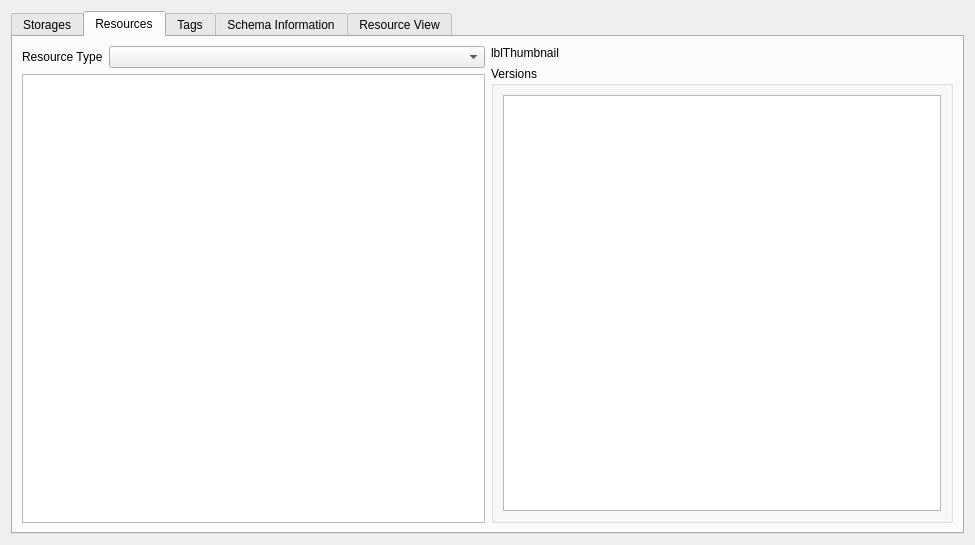
Above: plugins/extensions/dbexplorer/WdgDbExplorer.ui from KDE/krita before the change. Below: the same form after it.
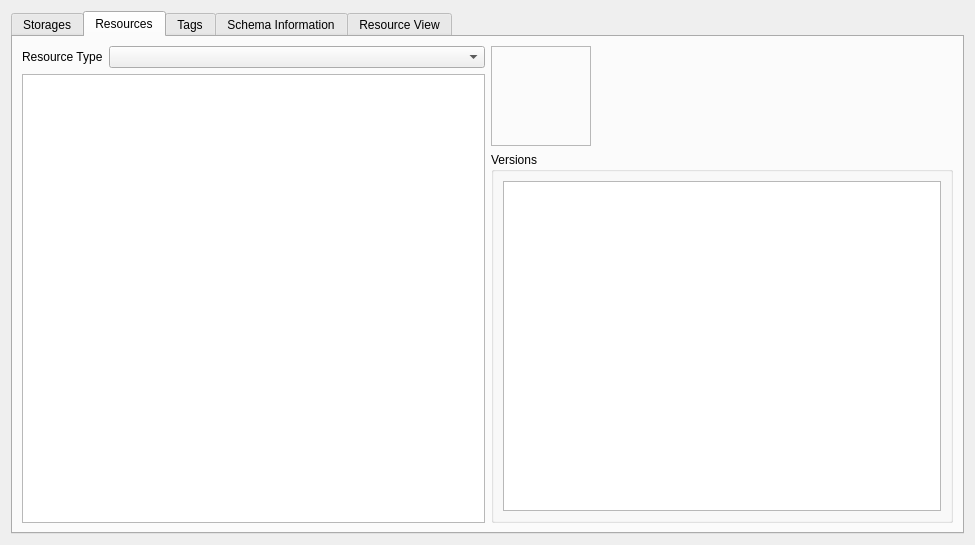
That is the form after the change. The open tabs and pages were chosen to show the change. Custom widgets are drawn as their Qt base class.

Commit message:
WdgDbExplorer: apply Tiar's fixed 100x100 size to the thumbnail
Part-of: <https://invent.kde.org/graphics/krita/-/merge_requests/1733>

What changed in the file:
```diff
--- a/plugins/extensions/dbexplorer/WdgDbExplorer.ui
+++ b/plugins/extensions/dbexplorer/WdgDbExplorer.ui
@@ -68,8 +68,29 @@
         <layout class="QVBoxLayout" name="verticalLayout_3">
          <item>
           <widget class="QLabel" name="lblThumbnail">
-           <property name="text">
-            <string notr="true">lblThumbnail</string>
+           <property name="sizePolicy">
+            <sizepolicy hsizetype="Fixed" vsizetype="Fixed">
+             <horstretch>0</horstretch>
+             <verstretch>0</verstretch>
+            </sizepolicy>
+           </property>
+           <property name="minimumSize">
+            <size>
+             <width>100</width>
+             <height>100</height>
+            </size>
+           </property>
+           <property name="maximumSize">
+            <size>
+             <width>100</width>
+             <height>100</height>
+            </size>
+           </property>
+           <property name="frameShape">
+            <enum>QFrame::StyledPanel</enum>
+           </property>
+           <property name="alignment">
+            <set>Qt::AlignCenter</set>
            </property>
           </widget>
          </item>
```
